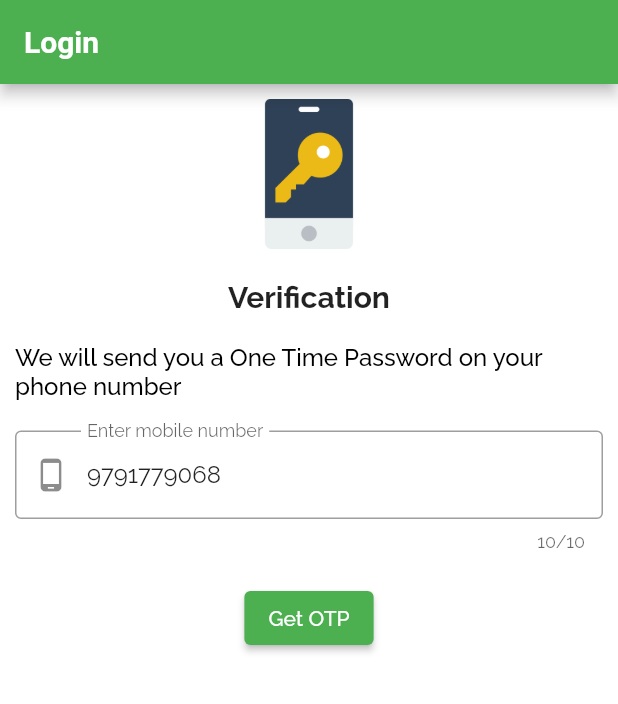
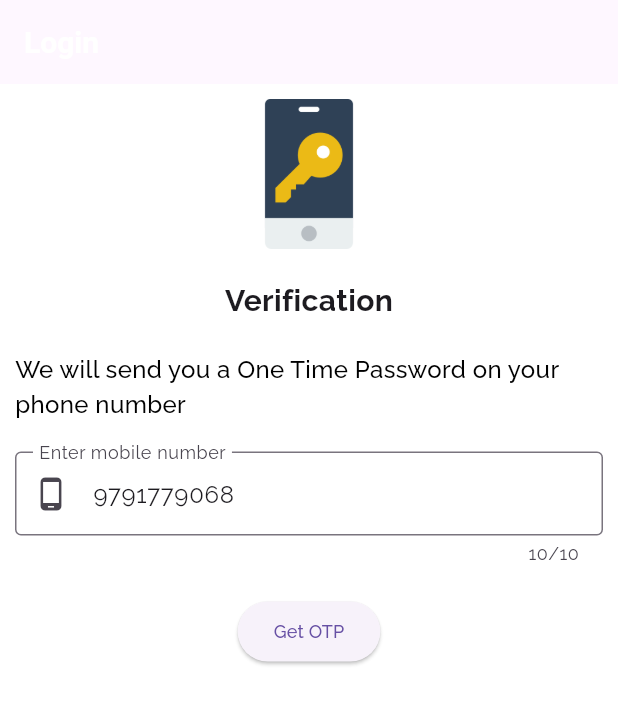
Before and after one commit to Aravindh1505/ExpanseTracker, a Flutter app: the screen it shows after launch, on a phone screen of 412 x 824 dp. Shown: the top 704 px of the screen. Run offline on Flutter 3.47's test engine with Material 2 defaults, Android fonts, the phone set to English and light mode, and no system bars; our stand-ins replace cloud_firestore, firebase_auth, firebase_core, fluttertoast, google_fonts, pinput; accounts and stored records are empty.

Commit message:
App startup navigation changed

```diff
--- a/lib/main.dart
+++ b/lib/main.dart
@@ -1,33 +1,33 @@
+import 'package:expanse_tracker/screens/home_screen.dart';
 import 'package:firebase_core/firebase_core.dart';
 import 'package:flutter/material.dart';
 import 'package:provider/provider.dart';
 
-import '../screens/splash_screen.dart';
+import '../provider/books_provider.dart';
+import '../provider/categories_provider.dart';
+import '../provider/entries_provider.dart';
+import '../provider/paymode_provider.dart';
+import '../screens/base_screen.dart';
 import '../screens/categories_screen.dart';
 import '../screens/entries_form_screen.dart';
 import '../screens/entries_screen.dart';
 import '../screens/login_screen.dart';
 import '../screens/otp_verification.dart';
 import '../screens/payment_mode_screen.dart';
-
+import '../screens/splash_screen.dart';
 import '../theme/custom_theme.dart';
 import '../utils/route_names.dart';
-
-import '../provider/entries_provider.dart';
-import '../provider/categories_provider.dart';
-import '../provider/paymode_provider.dart';
-import '../provider/books_provider.dart';
 
 void main() async {
   WidgetsFlutterBinding.ensureInitialized();
   await Firebase.initializeApp();
   Provider.debugCheckInvalidValueType = null;
 
-  runApp(const MyApp());
+  runApp(MyApp());
 }
 
-class MyApp extends StatelessWidget {
-  const MyApp({Key? key}) : super(key: key);
+class MyApp extends StatelessWidget with BaseScreen {
+  MyApp({Key? key}) : super(key: key);
 
   @override
   Widget build(BuildContext context) {
@@ -41,12 +41,12 @@ class MyApp extends StatelessWidget {
       child: MaterialApp(
         theme: CustomTheme.lightTheme,
         routes: {
-          RouteNames.HOME: (_) => SplashScreen(),
+          RouteNames.HOME: (_) => currentUserId == null ? const LoginScreen() : const HomeScreen(),
           RouteNames.LOGIN_SCREEN: (_) => const LoginScreen(),
           RouteNames.OTP_VERIFICATION_SCREEN: (_) => OtpVerificationScreen(),
           RouteNames.ENTRIES_SCREEN: (_) => const EntriesScreen(),
           RouteNames.ENTRIES_FORM_SCREEN: (_) => const EntriesFormScreen(),
-          RouteNames.CATEGORIES_SCREEN: (_) => CategoriesScreen(),
+          RouteNames.CATEGORIES_SCREEN: (_) => const CategoriesScreen(),
           RouteNames.PAYMENT_MODE_SCREEN: (_) => PaymentModeScreen(),
         },
       ),
--- a/lib/theme/custom_theme.dart
+++ b/lib/theme/custom_theme.dart
@@ -4,7 +4,7 @@ import 'package:google_fonts/google_fonts.dart';
 class CustomTheme {
   static ThemeData get lightTheme {
     return ThemeData(
-        useMaterial3: false,
+        useMaterial3: true,
         primarySwatch: Colors.green,
         scaffoldBackgroundColor: Colors.white,
         fontFamily: GoogleFonts.raleway().fontFamily,
@@ -27,18 +27,26 @@ class CustomTheme {
 
   static TextTheme buildTextTheme() {
     return const TextTheme(
-      /*titleMedium: TextStyle(
+      titleMedium: TextStyle(
         fontSize: 16.0,
         fontWeight: FontWeight.w700,
       ),
-      bodySmall: TextStyle(
+      bodyMedium: TextStyle(
         fontSize: 14.0,
         fontWeight: FontWeight.w700,
       ),
+      labelLarge: TextStyle(
+        fontSize: 12.0,
+        fontWeight: FontWeight.w500,
+      ),
+      labelMedium: TextStyle(
+        fontSize: 12.0,
+        fontWeight: FontWeight.w400,
+      ),
       labelSmall: TextStyle(
         fontSize: 12.0,
-        fontWeight: FontWeight.w500,
-      ),*/
+        fontWeight: FontWeight.w200,
+      ),
     );
   }
 
```
Also changed, not shown: lib/screens/entries_screen.dart (+5 -2 lines), lib/screens/home_screen.dart (+11 -3 lines), 1 other file.
